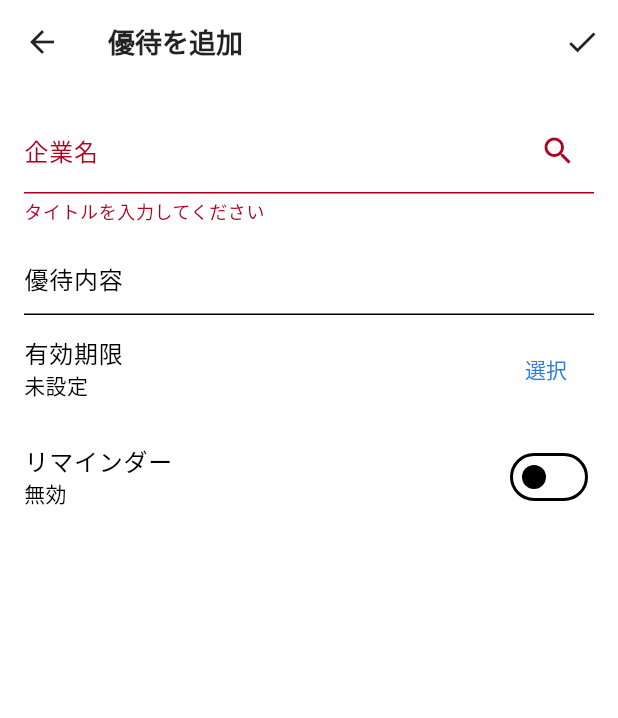
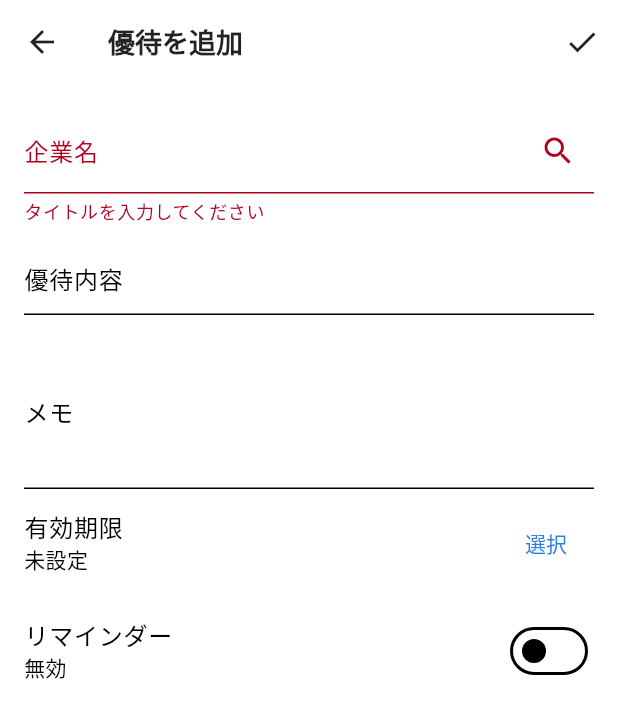
Before and after one commit to haruka08030/yuutai-map, a Flutter app: the UsersYuutaiEditPage screen opened directly, after a tap on the "check" icon, on a phone screen of 412 x 824 dp. Shown: the top 718 px of the screen. Run offline on Flutter 3.47's test engine with Material 3 defaults, Android fonts, the phone set to English and light mode, and no system bars; our stand-ins replace flutter_dotenv, flutter_local_notifications, flutter_riverpod, flutter_slidable, freezed_annotation, geolocator and 3 more; accounts and stored records are empty.

Commit message:
feat: Introduce notes field for user benefits and use BenefitStatus enum for status.

```diff
--- /dev/null
+++ b/lib/domain/entities/benefit_status.dart
@@ -0,0 +1,5 @@
+enum BenefitStatus {
+  active,
+  used,
+  expired,
+}
--- a/lib/domain/entities/users_yuutai.dart
+++ b/lib/domain/entities/users_yuutai.dart
@@ -1,17 +1,22 @@
 import 'package:freezed_annotation/freezed_annotation.dart';
+import 'package:flutter_stock/domain/entities/benefit_status.dart';
+
 part 'users_yuutai.freezed.dart';
 part 'users_yuutai.g.dart';
 
 @freezed
 class UsersYuutai with _$UsersYuutai {
+  const UsersYuutai._();
+
   const factory UsersYuutai({
     int? id,
     @JsonKey(name: 'company_name') @Default('') String companyName,
     @JsonKey(name: 'company_id') int? companyId,
     @JsonKey(name: 'benefit_detail') String? benefitDetail,
     @JsonKey(name: 'expiry_date') DateTime? expiryDate,
-    @Default('active') String status,
+    @Default(BenefitStatus.active) BenefitStatus status,
     @JsonKey(name: 'alert_enabled') @Default(false) bool alertEnabled,
+    String? notes,
   }) = _UsersYuutai;
 
   factory UsersYuutai.fromJson(Map<String, dynamic> json) =>
--- a/lib/domain/repositories/users_yuutai_repository.dart
+++ b/lib/domain/repositories/users_yuutai_repository.dart
@@ -1,10 +1,12 @@
+import 'package:flutter_stock/domain/entities/benefit_status.dart';
 import 'package:flutter_stock/domain/entities/users_yuutai.dart';
 
 abstract class UsersYuutaiRepository {
   Stream<List<UsersYuutai>> watchActive();
   Future<List<UsersYuutai>> getActive();
   Future<void> upsert(UsersYuutai benefit, {bool scheduleReminders = true});
-  Future<void> toggleUsed(int id, bool isUsed, {bool scheduleReminders = true});
+  Future<void> updateStatus(int id, BenefitStatus status,
+      {bool scheduleReminders = true});
   Future<void> softDelete(int id, {bool scheduleReminders = true});
   Future<List<UsersYuutai>> search(String query);
 }
--- a/lib/features/benefits/presentation/users_yuutai_edit_page.dart
+++ b/lib/features/benefits/presentation/users_yuutai_edit_page.dart
@@ -2,6 +2,7 @@ import 'package:flutter/material.dart';
 import 'package:flutter_riverpod/flutter_riverpod.dart';
 import 'package:flutter/services.dart';
 import 'package:flutter_stock/domain/entities/users_yuutai.dart';
+import 'package:flutter_stock/domain/entities/benefit_status.dart';
 import 'package:flutter_stock/features/benefits/provider/users_yuutai_providers.dart';
 import 'package:flutter_stock/app/routing/slide_right_route.dart';
 import 'package:flutter_stock/features/benefits/presentation/company_search_page.dart';
@@ -19,6 +20,7 @@ class _UsersYuutaiEditPageState extends ConsumerState<UsersYuutaiEditPage> {
   final _formKey = GlobalKey<FormState>();
   late final TextEditingController _titleCtl;
   late final TextEditingController _benefitContentCtl;
+  late final TextEditingController _notesCtl;
   DateTime? _expireOn;
   bool _alertEnabled = false;
 
@@ -29,6 +31,7 @@ class _UsersYuutaiEditPageState extends ConsumerState<UsersYuutaiEditPage> {
     _benefitContentCtl = TextEditingController(
       text: widget.existing?.benefitDetail ?? '',
     );
+    _notesCtl = TextEditingController(text: widget.existing?.notes ?? '');
     _expireOn = widget.existing?.expiryDate?.toLocal();
     _alertEnabled = widget.existing?.alertEnabled ?? false;
   }
@@ -37,6 +40,7 @@ class _UsersYuutaiEditPageState extends ConsumerState<UsersYuutaiEditPage> {
   void dispose() {
     _titleCtl.dispose();
     _benefitContentCtl.dispose();
+    _notesCtl.dispose();
     super.dispose();
   }
 
@@ -134,9 +138,11 @@ class _UsersYuutaiEditPageState extends ConsumerState<UsersYuutaiEditPage> {
       benefitDetail: _benefitContentCtl.text.trim().isEmpty
           ? null
           : _benefitContentCtl.text.trim(),
+      notes:
+          _notesCtl.text.trim().isEmpty ? null : _notesCtl.text.trim(),
       expiryDate: _expireOn, // toUtc handled by Supabase/Json? DateTime is usually ISO string.
       alertEnabled: _alertEnabled,
-      status: existing?.status ?? 'active',
+      status: existing?.status ?? BenefitStatus.active,
     );
 
     await repo.upsert(entity, scheduleReminders: true);
@@ -203,6 +209,15 @@ class _UsersYuutaiEditPageState extends ConsumerState<UsersYuutaiEditPage> {
               isDense: true,
             ),
           ),
+          const SizedBox(height: 12),
+          TextFormField(
+            controller: _notesCtl,
+            decoration: const InputDecoration(
+              labelText: 'メモ',
+              hintText: '自由記述',
+            ),
+            maxLines: 3,
+          ),
           ListTile(
             contentPadding: EdgeInsets.zero,
             title: const Text('有効期限'),
```
Also changed, not shown: lib/data/repositories/users_yuutai_repository_supabase.dart (+7 -10 lines), lib/features/benefits/widgets/users_yuutai_list_tile.dart (+6 -3 lines), lib/domain/entities/users_yuutai.freezed.dart, lib/domain/entities/users_yuutai.g.dart, pubspec.lock, 5 other files.
